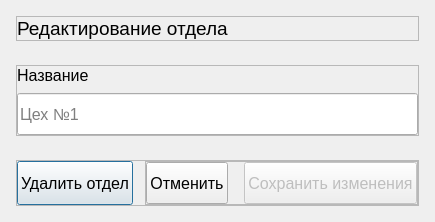
Above: ui/ui/edit_department.ui from pntech-dev/Documents-Exp-Desktop before the change. Below: the same form after it.
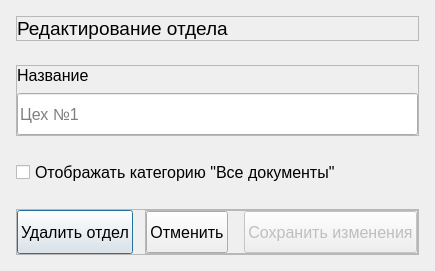
That is the form after the change. Custom widgets are drawn as their Qt base class.

```diff
--- a/ui/ui/edit_department.ui
+++ b/ui/ui/edit_department.ui
@@ -10,7 +10,7 @@
     <x>0</x>
     <y>0</y>
     <width>404</width>
-    <height>212</height>
+    <height>255</height>
    </rect>
   </property>
   <property name="minimumSize">
@@ -152,6 +152,18 @@
      </layout>
     </widget>
    </item>
+   <item>
+    <widget class="QCheckBox" name="all_docs_checkBox">
+     <property name="font">
+      <font>
+       <pointsize>12</pointsize>
+      </font>
+     </property>
+     <property name="text">
+      <string>Отображать категорию &quot;Все документы&quot;</string>
+     </property>
+    </widget>
+   </item>
    <item>
     <widget class="QFrame" name="buttons_frame">
      <property name="frameShape">
```
